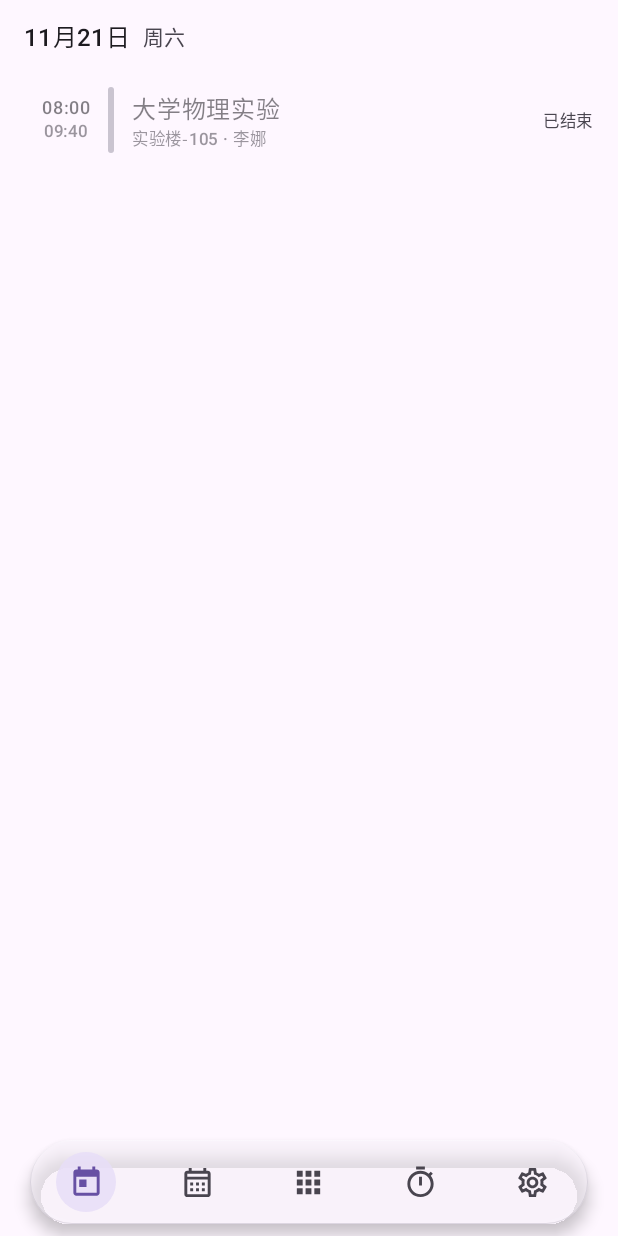
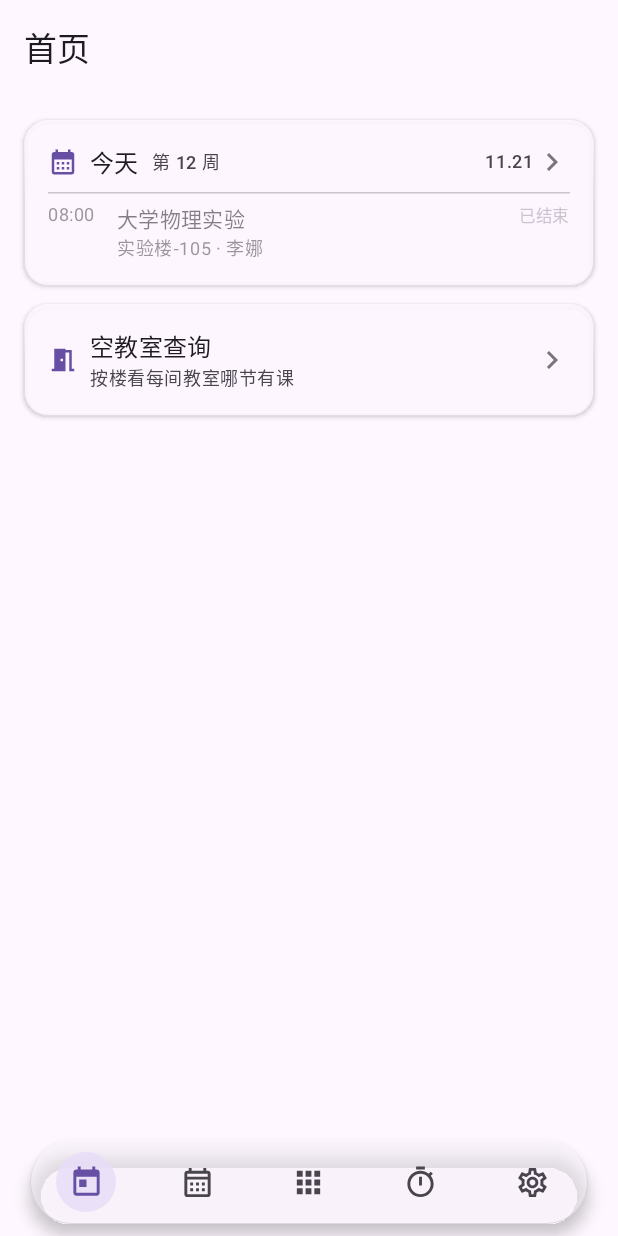
Before and after one commit to 3beuml/UniPocket, an Android app built with Jetpack Compose: the screen it shows after launch (MainActivity), on a phone screen of 412 x 824 dp. Run offline under Robolectric (Android 15) with nearby library versions, the phone set to English and light mode, and no system bars.

Commit message:
批 2b：今天页 GlassCard 模块化布局从 ZZUPocket 移植
- Scaffold + TopAppBar（「首页」标题）
- GlassCard 时间轴卡片（表头 CalendarMonth 图标 + 周/日期 + TimelineRow 列表）
- GlassCard 空教室查询入口卡片
- DOCK_CLEARANCE 底部余量

```diff
--- a/demo/src/main/kotlin/com/unipocket/demo/MainActivity.kt
+++ b/demo/src/main/kotlin/com/unipocket/demo/MainActivity.kt
@@ -77,7 +77,7 @@ private fun DemoApp() {
                 "focus" -> FocusTab()
                 "settings" -> SettingsTab(uiPrefsRepository)
                 "schedule" -> TimetableTab(prefs = prefs)
-                else -> TodayTab()
+                else -> TodayTab(prefs = prefs)
             }
         },
     )
--- a/demo/src/main/kotlin/com/unipocket/demo/TodayTab.kt
+++ b/demo/src/main/kotlin/com/unipocket/demo/TodayTab.kt
@@ -1,27 +1,60 @@
 package com.unipocket.demo
 
+import androidx.compose.foundation.clickable
+import androidx.compose.foundation.layout.Arrangement
+import androidx.compose.foundation.layout.Column
+import androidx.compose.foundation.layout.Row
+import androidx.compose.foundation.layout.Spacer
+import androidx.compose.foundation.layout.fillMaxSize
+import androidx.compose.foundation.layout.fillMaxWidth
+import androidx.compose.foundation.layout.height
+import androidx.compose.foundation.layout.padding
+import androidx.compose.foundation.layout.size
+import androidx.compose.foundation.layout.width
+import androidx.compose.foundation.rememberScrollState
+import androidx.compose.foundation.verticalScroll
+import androidx.compose.material.icons.Icons
+import androidx.compose.material.icons.automirrored.filled.KeyboardArrowRight
+import androidx.compose.material.icons.filled.CalendarMonth
+import androidx.compose.material.icons.filled.MeetingRoom
+import androidx.compose.material3.CircularProgressIndicator
+import androidx.compose.material3.ExperimentalMaterial3Api
+import androidx.compose.material3.HorizontalDivider
+import androidx.compose.material3.Icon
+import androidx.compose.material3.MaterialTheme
+import androidx.compose.material3.Scaffold
+import androidx.compose.material3.Text
+import androidx.compose.material3.TopAppBar
+import androidx.compose.material3.TopAppBarDefaults
 import androidx.compose.runtime.Composable
 import androidx.compose.runtime.LaunchedEffect
 import androidx.compose.runtime.getValue
 import androidx.compose.runtime.mutableStateOf
 import androidx.compose.runtime.remember
 import androidx.compose.runtime.setValue
+import androidx.compose.ui.Alignment
 import androidx.compose.ui.Modifier
+import androidx.compose.ui.text.font.FontWeight
+import androidx.compose.ui.text.style.TextOverflow
+import androidx.compose.ui.unit.dp
 import androidx.lifecycle.compose.collectAsStateWithLifecycle
 import androidx.lifecycle.viewmodel.compose.viewModel
+import com.unipocket.domain.TodayStatus
 import com.unipocket.domain.todayItems
+import com.unipocket.domain.prefs.UiPrefs
+import com.unipocket.ui.components.GlassCard
+import com.unipocket.ui.nav.DOCK_CLEARANCE
 import com.unipocket.ui.schedule.ScheduleViewModel
-import com.unipocket.ui.today.TodayScreen
 import kotlinx.coroutines.delay
 import java.time.LocalDate
 import java.time.LocalTime
+import java.time.format.DateTimeFormatter
 
-/**
- * 今天页：复用官方 [ScheduleViewModel] 的课程数据，只按"今天/当前时刻"重新整理。
- * 每 30 秒刷新一次当前时间，跨节次/下课时状态会自动变。
- */
+private val HH_MM = DateTimeFormatter.ofPattern("HH:mm")
+
+@OptIn(ExperimentalMaterial3Api::class)
 @Composable
-fun TodayTab(modifier: Modifier = Modifier) {
+fun TodayTab(prefs: UiPrefs, modifier: Modifier = Modifier) {
     val config = FakeData.config
     val source = remember { FakeScheduleSource() }
     val viewModel: ScheduleViewModel = viewModel(
@@ -32,10 +65,7 @@ fun TodayTab(modifier: Modifier = Modifier) {
 
     var now by remember { mutableStateOf(LocalTime.now()) }
     LaunchedEffect(Unit) {
-        while (true) {
-            delay(30_000)
-            now = LocalTime.now()
-        }
+        while (true) { delay(30_000); now = LocalTime.now() }
     }
 
     val today = LocalDate.now()
@@ -43,11 +73,145 @@ fun TodayTab(modifier: Modifier = Modifier) {
         state.courses.todayItems(config, today.dayOfWeek.value, now)
     }
 
-    TodayScreen(
-        date = today,
-        items = items,
-        now = now,
-        modifier = modifier,
-        isLoading = state.isLoading,
-    )
+    Scaffold(
+        topBar = {
+            TopAppBar(
+                title = { Text("首页") },
+                colors = TopAppBarDefaults.topAppBarColors(
+                    containerColor = MaterialTheme.colorScheme.surface,
+                ),
+            )
+        },
+    ) { padding ->
+        Column(
+            modifier = modifier
+                .fillMaxSize()
+                .padding(padding)
+                .padding(horizontal = 16.dp)
+                .verticalScroll(rememberScrollState())
+                .padding(bottom = DOCK_CLEARANCE),
+            verticalArrangement = Arrangement.spacedBy(12.dp),
+        ) {
+            Spacer(Modifier.height(4.dp))
+
+            // ── 今天的时间轴 GlassCard ─────────────────────────────────
+            GlassCard(modifier = Modifier.fillMaxWidth().clickable { }) {
+                Column(Modifier.padding(16.dp), verticalArrangement = Arrangement.spacedBy(6.dp)) {
+                    Row(verticalAlignment = Alignment.CenterVertically) {
+                        Icon(
+                            Icons.Filled.CalendarMonth, contentDescription = null,
+                            tint = MaterialTheme.colorScheme.primary,
+                            modifier = Modifier.size(20.dp),
+                        )
+                        Spacer(Modifier.width(8.dp))
+                        Text("今天", style = MaterialTheme.typography.titleMedium)
+                        Spacer(Modifier.width(8.dp))
+                        Text(
+                            text = "第 ${config.semester.currentWeek() ?: 1} 周",
+                            style = MaterialTheme.typography.labelMedium,
+                            color = MaterialTheme.colorScheme.onSurfaceVariant,
+                        )
+                        Spacer(Modifier.weight(1f))
+                        Text(
+                            text = "${today.monthValue}.${today.dayOfMonth}",
+                            style = MaterialTheme.typography.labelMedium,
+                            color = MaterialTheme.colorScheme.onSurfaceVariant,
+                        )
+                        Icon(
+                            Icons.AutoMirrored.Filled.KeyboardArrowRight,
+                            contentDescription = null,
+                            tint = MaterialTheme.colorScheme.outline,
+                        )
+                    }
+
+                    if (state.isLoading) {
+                        Text("读取中…", style = MaterialTheme.typography.bodySmall,
+                            color = MaterialTheme.colorScheme.onSurfaceVariant)
+                    } else if (items.isEmpty()) {
+                        Text("今天没有课，也没有专注记录",
+                            style = MaterialTheme.typography.bodyMedium,
+                            color = MaterialTheme.colorScheme.onSurfaceVariant)
+                    } else {
+                        HorizontalDivider(Modifier.padding(top = 2.dp))
+                        items.forEach { item ->
+                            TimelineRow(item, now)
+                        }
+                    }
+                }
+            }
+
+            // ── 空教室查询入口 GlassCard ────────────────────────────────
+            GlassCard(modifier = Modifier.fillMaxWidth().clickable { }) {
+                Row(
+                    Modifier.padding(16.dp),
+                    verticalAlignment = Alignment.CenterVertically,
+                ) {
+                    Icon(
+                        Icons.Filled.MeetingRoom, contentDescription = null,
+                        tint = MaterialTheme.colorScheme.primary,
+                        modifier = Modifier.size(20.dp),
+                    )
+                    Spacer(Modifier.width(8.dp))
+                    Column(Modifier.weight(1f)) {
+                        Text("空教室查询", style = MaterialTheme.typography.titleMedium)
+                        Text("按楼看每间教室哪节有课",
+                            style = MaterialTheme.typography.bodySmall,
+                            color = MaterialTheme.colorScheme.onSurfaceVariant)
+                    }
+                    Icon(
+                        Icons.AutoMirrored.Filled.KeyboardArrowRight,
+                        contentDescription = null,
+                        tint = MaterialTheme.colorScheme.outline,
+                    )
+                }
+            }
+        }
+    }
 }
+
+@Composable
+private fun TimelineRow(item: com.unipocket.domain.TodayItem, now: LocalTime) {
+    val accent = when (item.status) {
+        TodayStatus.ONGOING -> MaterialTheme.colorScheme.primary
+        TodayStatus.UPCOMING -> MaterialTheme.colorScheme.secondary
+        TodayStatus.FINISHED -> MaterialTheme.colorScheme.outlineVariant
+    }
+    val alpha = if (item.status == TodayStatus.FINISHED) 0.55f else 1f
+
+    Row(Modifier.fillMaxWidth(), verticalAlignment = Alignment.Top) {
+        Text(
+            text = item.start.format(HH_MM),
+            style = MaterialTheme.typography.bodySmall,
+            color = MaterialTheme.colorScheme.onSurfaceVariant.copy(alpha = alpha),
+            modifier = Modifier.width(46.dp),
+        )
+        Column(Modifier.weight(1f)) {
+            Text(
+                text = item.course.name,
+                style = MaterialTheme.typography.bodyMedium,
+                fontWeight = if (item.status == TodayStatus.ONGOING) FontWeight.Medium else FontWeight.Normal,
+                color = MaterialTheme.colorScheme.onSurface.copy(alpha = alpha),
+                maxLines = 1,
+                overflow = TextOverflow.Ellipsis,
+            )
+            val detail = listOfNotNull(
+                item.course.room?.takeIf { it.isNotBlank() },
+                item.course.teacher?.takeIf { it.isNotBlank() },
+            ).joinToString(" · ")
+            if (detail.isNotBlank()) {
+                Text(
+                    text = detail,
+                    style = MaterialTheme.typography.bodySmall,
+                    color = MaterialTheme.colorScheme.onSurfaceVariant.copy(alpha = alpha),
+                    maxLines = 1,
+                    overflow = TextOverflow.Ellipsis,
+                )
+            }
+        }
+        Text(
+            text = item.statusLabel,
+            style = MaterialTheme.typography.labelSmall,
+            color = accent,
+        )
+    }
+}
```
